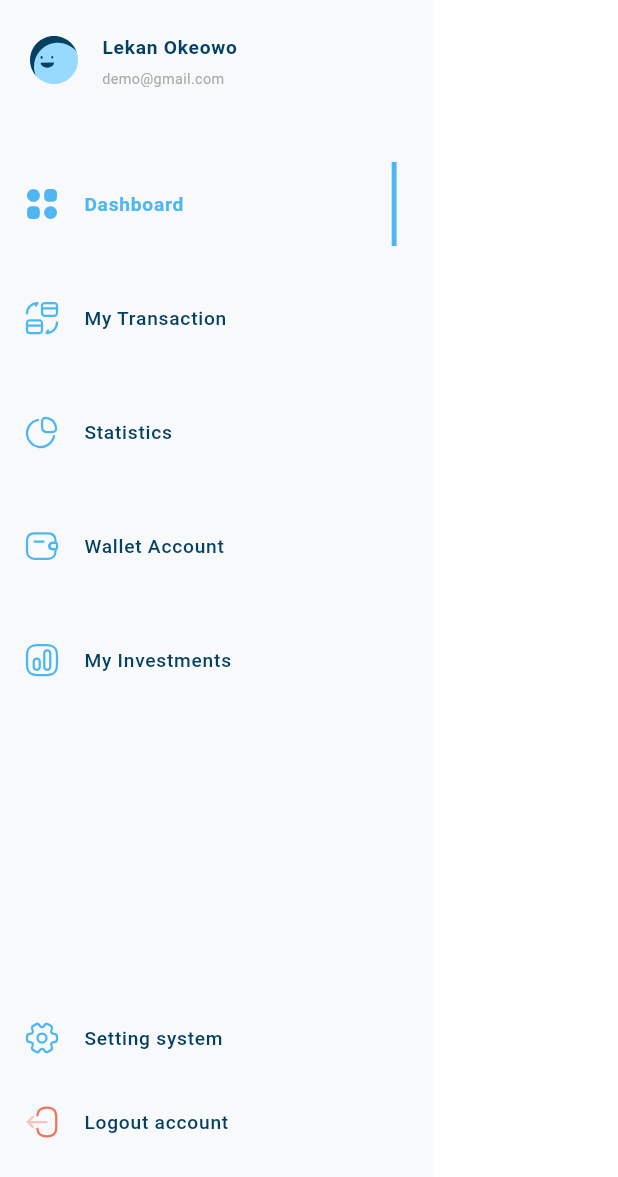
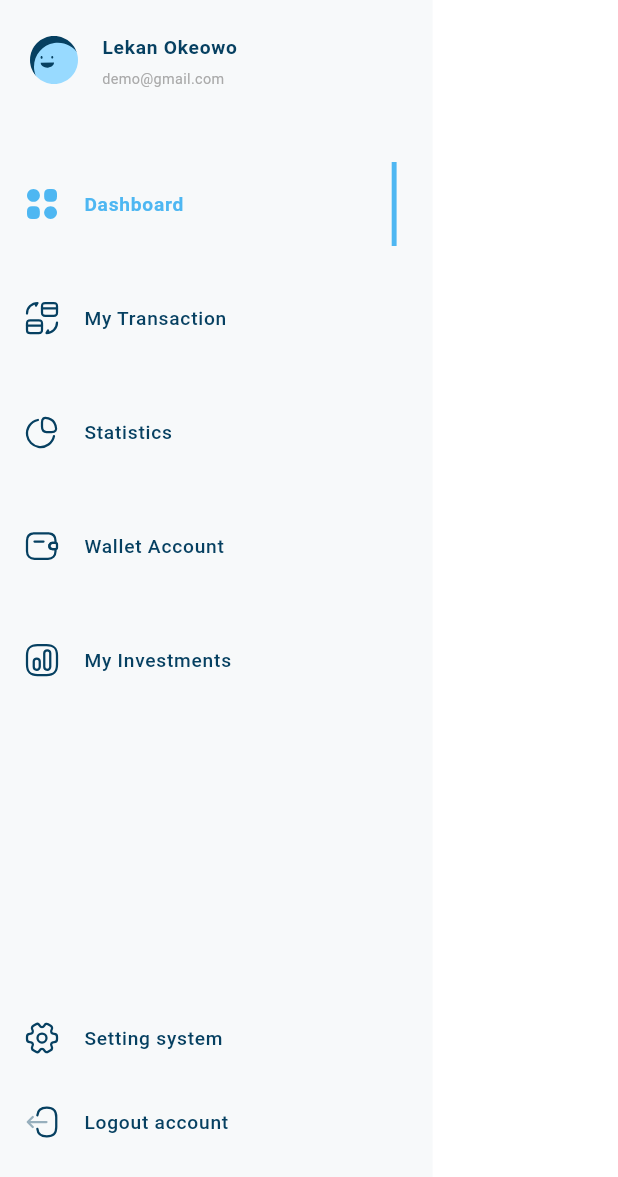
Before and after one commit to Moatasem159/responsive-dashboard, a Flutter app: the CustomDrawer widget shown alone on an empty page, opened directly, on a phone screen of 412 x 824 dp. Shown: the top 1177 px of the screen. Run offline on Flutter 3.47's test engine with Material 3 defaults, Android fonts, the phone set to English and light mode, and no system bars; our stand-ins replace flutter_svg; Roboto replaces fonts that are missing (Montserrat); project files that could hold a hidden picture were left out.

Commit message:
[MODIFICATIONS] refactor code

```diff
--- a/lib/screens/dashboard_screen.dart
+++ b/lib/screens/dashboard_screen.dart
@@ -9,7 +9,7 @@ class DashboardScreen extends StatelessWidget {
   @override
   Widget build(BuildContext context) {
     return Scaffold(
-      backgroundColor: context.theme.colorScheme.background,
+      backgroundColor: context.colorScheme.background,
       body: AdaptiveLayout(
         mobileLayout: (context) => const MobileLayout(),
         tabletLayout: (context) => const TabletLayout(),
--- a/lib/utils/app_colors.dart
+++ b/lib/utils/app_colors.dart
@@ -3,5 +3,9 @@ abstract class AppColors{
   static const Color mainLightBackgroundColor = Color(0xFFF7F9FA);
   static const Color mainLightColor = Color(0xFFF7F9FA);
   static const Color mainDarkBackgroundColor = Color(0xFF3C3F41);
-  static const Color mainDarkColor = Color(0xFF262A2C);
+  static const Color mainDarkColor = Color(0xFF151719);
+  static const Color primaryLightColor = Color(0xFF4EB7F2);
+  static const Color primaryDarkColor = Color(0xffEBF400);
+  static const Color secondaryLightColor = Color(0xFF064061);
+  static const Color secondaryDarkColor = Color(0xff03dac6);
 }
--- a/lib/utils/app_text_styles.dart
+++ b/lib/utils/app_text_styles.dart
@@ -1,9 +1,10 @@
+import 'package:dashboard/extension/context_extension.dart';
 import 'package:dashboard/utils/size_config.dart';
 import 'package:flutter/material.dart';
 abstract class AppStyles {
   static TextStyle styleRegular16(context) {
     return TextStyle(
-      color: const Color(0xFF064060),
+      color: context.colorScheme.secondary,
       fontSize: _getResponsiveFontSize(context, fontSize: 16),
       fontFamily: 'Montserrat',
       fontWeight: FontWeight.w400,
@@ -11,7 +12,7 @@ abstract class AppStyles {
   }
   static TextStyle styleBold16(BuildContext context) {
     return TextStyle(
-      color: const Color(0xFF4EB7F2),
+      color: context.colorScheme.primary,
       fontSize: _getResponsiveFontSize(context, fontSize: 16),
       fontFamily: 'Montserrat',
       fontWeight: FontWeight.w700,
@@ -19,7 +20,7 @@ abstract class AppStyles {
   }
   static TextStyle styleMedium16(BuildContext context) {
     return TextStyle(
-      color: const Color(0xFF064061),
+      color: context.colorScheme.secondary,
       fontSize: _getResponsiveFontSize(context, fontSize: 16),
       fontFamily: 'Montserrat',
       fontWeight: FontWeight.w500,
@@ -35,7 +36,7 @@ abstract class AppStyles {
   }
   static TextStyle styleSemiBold16(BuildContext context) {
     return TextStyle(
-      color: const Color(0xFF064061),
+      color: context.colorScheme.secondary,
       fontSize: _getResponsiveFontSize(context, fontSize: 16),
       fontFamily: 'Montserrat',
       fontWeight: FontWeight.w600,
@@ -43,7 +44,7 @@ abstract class AppStyles {
   }
   static TextStyle styleSemiBold20(BuildContext context) {
     return TextStyle(
-      color: const Color(0xFF064061),
+      color: context.colorScheme.secondary,
       fontSize: _getResponsiveFontSize(context, fontSize: 20),
       fontFamily: 'Montserrat',
       fontWeight: FontWeight.w600,
@@ -59,7 +60,7 @@ abstract class AppStyles {
   }
   static TextStyle styleSemiBold24(BuildContext context) {
     return TextStyle(
-      color: const Color(0xFF4EB7F2),
+      color: context.colorScheme.primary,
       fontSize: _getResponsiveFontSize(context, fontSize: 24),
       fontFamily: 'Montserrat',
       fontWeight: FontWeight.w600,
--- a/lib/utils/app_theme.dart
+++ b/lib/utils/app_theme.dart
@@ -3,14 +3,19 @@ import 'package:flutter/material.dart';
 abstract class AppTheme {
   static final ThemeData lightTheme = ThemeData(
     colorScheme: const ColorScheme.light(
+      primary: AppColors.primaryLightColor,
+      secondary: AppColors.secondaryLightColor,
+      onBackground: AppColors.mainLightColor,
       background: AppColors.mainLightBackgroundColor,
-      onBackground: AppColors.mainLightColor
     ),
   );
   static final ThemeData darkTheme = ThemeData(
-    colorScheme: const ColorScheme.light(
+    colorScheme: const ColorScheme.dark(
+      primary: AppColors.primaryDarkColor,
+      secondary: AppColors.secondaryDarkColor,
       background: AppColors.mainDarkBackgroundColor,
       onBackground: AppColors.mainDarkColor
     ),
+
   );
 }
--- a/lib/widgets/active_and_inactive_drawer_item.dart
+++ b/lib/widgets/custom_drawer_widgets/active_and_inactive_drawer_item.dart
@@ -1,14 +1,15 @@
+import 'package:dashboard/extension/context_extension.dart';
 import 'package:dashboard/models/drawer_item_model.dart';
 import 'package:dashboard/utils/app_text_styles.dart';
+import 'package:dashboard/widgets/custom_icon.dart';
 import 'package:flutter/material.dart';
-import 'package:flutter_svg/flutter_svg.dart';
 class InActiveDrawerItem extends StatelessWidget {
   final DrawerItemModel drawerItemModel;
-  const InActiveDrawerItem({super.key,required this.drawerItemModel});
+  const InActiveDrawerItem({super.key, required this.drawerItemModel});
   @override
   Widget build(BuildContext context) {
     return ListTile(
-      leading: SvgPicture.asset(drawerItemModel.image),
+      leading: CustomIcon(icon: drawerItemModel.image,color: context.colorScheme.secondary),
       title: FittedBox(
         alignment: AlignmentDirectional.centerStart,
         fit: BoxFit.scaleDown,
@@ -26,14 +27,14 @@ class ActiveDrawerItem extends StatelessWidget {
   @override
   Widget build(BuildContext context) {
     return ListTile(
-      leading: SvgPicture.asset(drawerItemModel.image),
+      leading: CustomIcon(icon: drawerItemModel.image,color: context.colorScheme.primary),
       title: Text(
         drawerItemModel.title,
         style: AppStyles.styleBold16(context),
       ),
       trailing: Container(
         width: 3.27,
-        decoration: const BoxDecoration(color: Color(0xFF4EB7F2)),
+        decoration:BoxDecoration(color: context.colorScheme.primary),
       ),
     );
   }
--- a/lib/widgets/custom_drawer_widgets/custom_drawer.dart
+++ b/lib/widgets/custom_drawer_widgets/custom_drawer.dart
@@ -2,7 +2,7 @@ import 'package:dashboard/extension/context_extension.dart';
 import 'package:dashboard/models/drawer_item_model.dart';
 import 'package:dashboard/models/user_info_model.dart';
 import 'package:dashboard/utils/app_assets.dart';
-import 'package:dashboard/widgets/active_and_inactive_drawer_item.dart';
+import 'package:dashboard/widgets/custom_drawer_widgets/active_and_inactive_drawer_item.dart';
 import 'package:dashboard/widgets/custom_drawer_widgets/drawer_items_list_view.dart';
 import 'package:dashboard/widgets/user_info_list_tile.dart';
 import 'package:flutter/material.dart';
@@ -12,7 +12,7 @@ class CustomDrawer extends StatelessWidget {
   Widget build(BuildContext context) {
     return Container(
       width: MediaQuery.sizeOf(context).width * .7,
-      color: context.theme.colorScheme.onBackground,
+      color: context.colorScheme.onBackground,
       child: const CustomScrollView(
         slivers: [
           SliverToBoxAdapter(
--- a/lib/widgets/custom_drawer_widgets/drawer_item.dart
+++ b/lib/widgets/custom_drawer_widgets/drawer_item.dart
@@ -1,5 +1,5 @@
 import 'package:dashboard/models/drawer_item_model.dart';
-import 'package:dashboard/widgets/active_and_inactive_drawer_item.dart';
+import 'package:dashboard/widgets/custom_drawer_widgets/active_and_inactive_drawer_item.dart';
 import 'package:flutter/material.dart';
 class DrawerItem extends StatelessWidget {
   final bool isActive;
--- /dev/null
+++ b/lib/widgets/custom_icon.dart
@@ -0,0 +1,17 @@
+import 'package:flutter/material.dart';
+import 'package:flutter_svg/flutter_svg.dart';
+class CustomIcon extends StatelessWidget {
+  final String icon;
+  final Color? color;
+  const CustomIcon({super.key, required this.icon, this.color});
+  @override
+  Widget build(BuildContext context) {
+    return SvgPicture.asset(
+      icon,
+      colorFilter: color != null ? ColorFilter.mode(
+              color!,
+              BlendMode.srcATop,
+            ) : null,
+    );
+  }
+}
--- a/lib/widgets/layouts/desktop_layout.dart
+++ b/lib/widgets/layouts/desktop_layout.dart
@@ -6,7 +6,7 @@ class DesktopLayout extends StatelessWidget{
   Widget build(BuildContext context) {
     return const Row(
       children: [
-        CustomDrawer(),
+        Expanded(child: CustomDrawer()),
         SizedBox(
           width: 32,
         ),
--- a/lib/widgets/user_info_list_tile.dart
+++ b/lib/widgets/user_info_list_tile.dart
@@ -1,8 +1,8 @@
 import 'package:dashboard/extension/context_extension.dart';
 import 'package:dashboard/models/user_info_model.dart';
 import 'package:dashboard/utils/app_text_styles.dart';
+import 'package:dashboard/widgets/custom_icon.dart';
 import 'package:flutter/material.dart';
-import 'package:flutter_svg/flutter_svg.dart';
 class UserInfoListTile extends StatelessWidget {
   final UserInfoModel user;
   const UserInfoListTile({super.key, required this.user});
@@ -10,10 +10,10 @@ class UserInfoListTile extends StatelessWidget {
   Widget build(BuildContext context) {
     return Card(
       elevation: 0,
-      color:context.theme.colorScheme.onBackground,
+      color:context.colorScheme.onBackground,
       child: Center(
         child: ListTile(
-          leading:SvgPicture.asset(user.image),
+          leading:CustomIcon(icon: user.image),
           title: FittedBox(
               fit: BoxFit.scaleDown,
               alignment: AlignmentDirectional.centerStart,
```
Also changed, not shown: lib/extension/context_extension.dart (+7 -4 lines).
